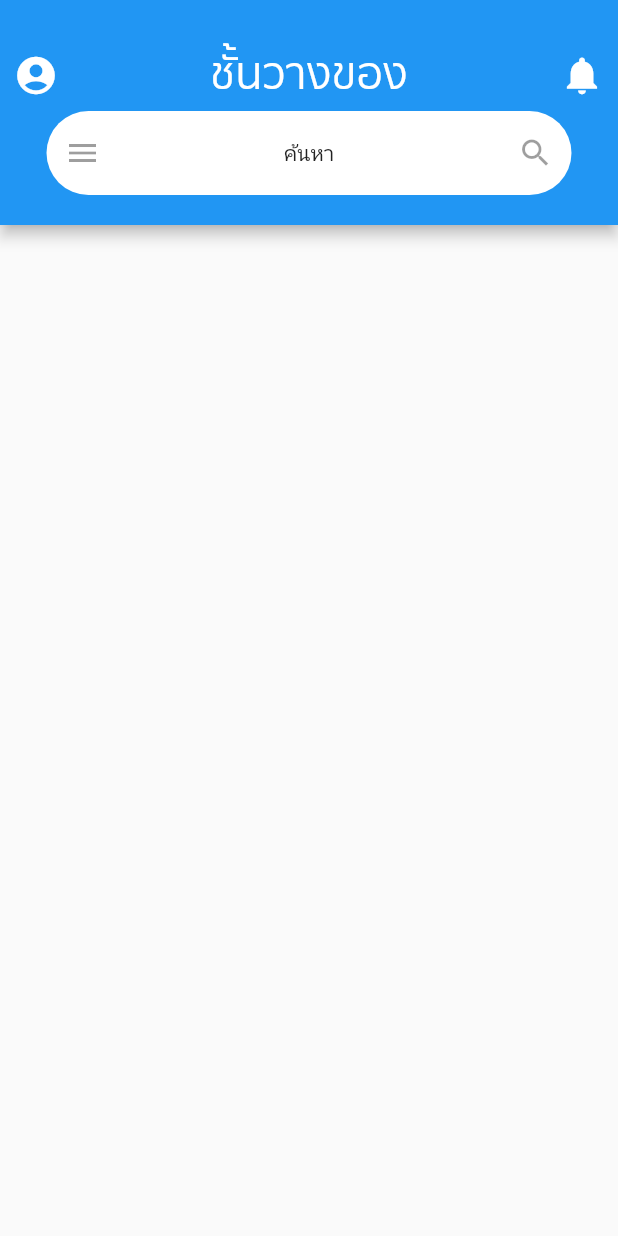
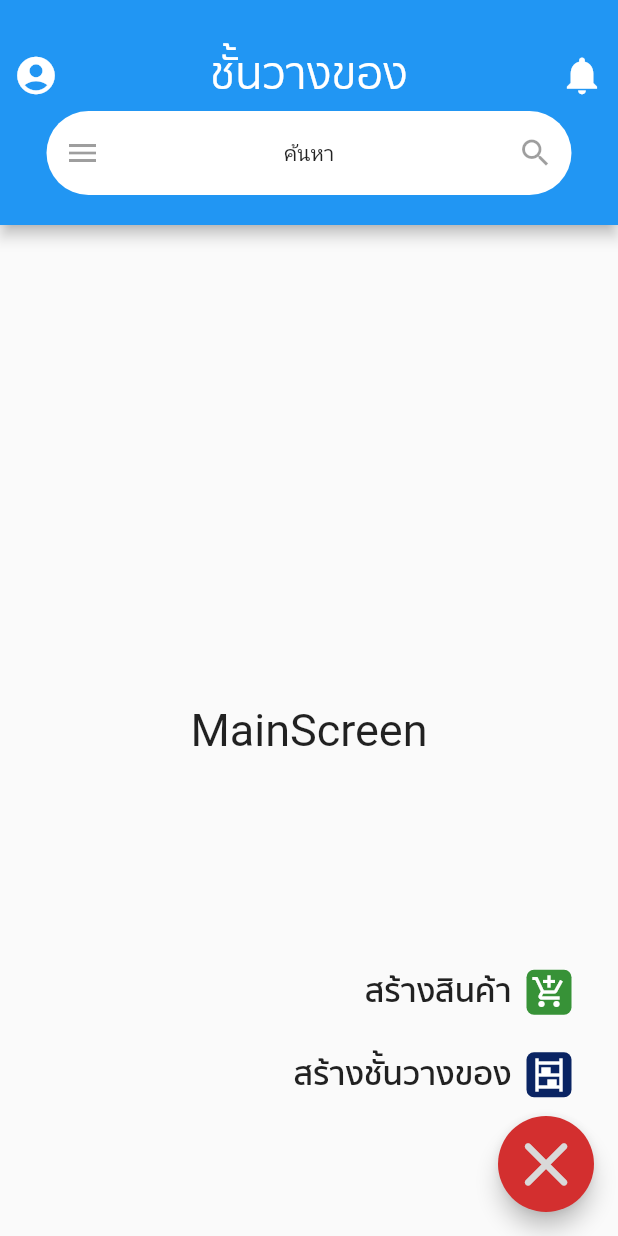
Before and after one commit to teerasit45/NOI-2022, a Flutter app: the screen it shows after launch, on a phone screen of 412 x 824 dp. Run offline on Flutter 3.47's test engine with Material 2 defaults, Android fonts, the phone set to English and light mode, and no system bars.

Commit message:
"Create Expandable FAB Button"

```diff
--- /dev/null
+++ b/app-color/AppColor.dart
@@ -0,0 +1,4 @@
+import 'dart:ui';
+
+
+var mainColor = const Color.fromRGBO(10, 36, 99, 1);
--- /dev/null
+++ b/lib/src/feature/main-screen-feature/presentation/expandable-FAB.dart
@@ -0,0 +1,121 @@
+import 'package:flutter/cupertino.dart';
+import 'package:flutter/material.dart';
+
+class AddExpandleFAB extends StatefulWidget {
+  const AddExpandleFAB({Key? key}) : super(key: key);
+
+  @override
+  State<AddExpandleFAB> createState() => _AddExpandleFABState();
+}
+
+bool isOpen = true;
+
+class _AddExpandleFABState extends State<AddExpandleFAB> {
+  //Use this for determined close or open
+
+  void pressAddBtn() {
+    //Handle Add Btn Behavior
+    setState(() {
+      isOpen = !isOpen;
+    });
+  }
+
+  @override
+  Widget build(BuildContext context) {
+    return Column(
+      mainAxisAlignment: MainAxisAlignment.end,
+      crossAxisAlignment: CrossAxisAlignment.end,
+      children: [
+        FABSubMenu(
+            menuName: "สร้างสินค้า",
+            menuIcon: Icons.add_shopping_cart,
+            menuIconColor: Color.fromRGBO(55, 146, 55, 1)
+        ),
+        FABSubMenu(
+          menuName: "สร้างชั้นวางของ",
+          menuIcon: Icons.shelves,
+          menuIconColor: Color.fromRGBO(10, 36, 99, 1),
+        ),
+        SizedBox(
+          width: 64,
+          height: 64,
+          child: FittedBox(
+            child: Column(
+              children: [
+                FloatingActionButton(
+                  backgroundColor: Color.fromRGBO(211, 47, 47, 1),
+                  onPressed: pressAddBtn,
+                  child: Center(
+                      child: Container(
+                          child: Icon(
+                    isOpen ? Icons.close_rounded : Icons.add,
+                    size: 45,
+                    color: Color.fromRGBO(217, 217, 217, 1),
+                  ))),
+                ),
+              ],
+            ),
+          ),
+        ),
+      ],
+    );
+  }
+}
+
+class FABSubMenu extends StatefulWidget {
+  String menuName;
+  IconData menuIcon;
+  Color menuIconColor;
+
+  FABSubMenu(
+      {Key? key,
+      required this.menuName,
+      required this.menuIcon,
+      required this.menuIconColor})
+      : super(key: key);
+
+  @override
+  State<FABSubMenu> createState() => _FABSubMenuState();
+}
+
+class _FABSubMenuState extends State<FABSubMenu> {
+  @override
+  Widget build(BuildContext context) {
+    return Visibility(
+      visible: isOpen,
+      child: GestureDetector(
+        onTap: () => print("${widget.menuName}: Tapped"),
+        child: Container(
+          padding: EdgeInsets.fromLTRB(0, 10, 0, 10),
+          child: Row(mainAxisAlignment: MainAxisAlignment.end, children: [
+            Text(widget.menuName,
+                style: TextStyle(
+                    fontSize: 22,
+                    fontFamily: 'Sukhumvit',
+                    fontWeight: FontWeight.w600)),
+            const SizedBox(
+              width: 10,
+            ),
+            Container(
+              decoration: BoxDecoration(
+                  color: widget.menuIconColor,
+                  borderRadius: BorderRadius.all(Radius.circular(5))),
+              width: 30,
+              height: 30,
+              child: Center(
+                child: Icon(
+                  widget.menuIcon as IconData?,
+                  color: Colors.white,
+                  size: 24,
+                ),
+              ),
+            ),
+            const SizedBox(
+              width: 15,
+            )
+          ]),
+        ),
+      ),
+    );
+  }
+}
--- /dev/null
+++ b/lib/src/feature/main-screen-feature/presentation/main-screen-body.dart
@@ -0,0 +1,22 @@
+import 'package:flutter/material.dart';
+
+class MainScreenColumn extends StatefulWidget {
+  const MainScreenColumn({Key? key}) : super(key: key);
+
+  @override
+  State<MainScreenColumn> createState() => _MainScreenColumnState();
+}
+
+class _MainScreenColumnState extends State<MainScreenColumn> {
+  @override
+  Widget build(BuildContext context) {
+    return Container(
+      child: Center(
+        child: Column(
+          mainAxisAlignment: MainAxisAlignment.center,
+          children: [Text("MainScreen",style: TextStyle(fontSize: 30,fontWeight: FontWeight.w400),)],
+        ),
+      ),
+    );
+  }
+}
--- a/lib/src/feature/main-screen-feature/presentation/main_screen.dart
+++ b/lib/src/feature/main-screen-feature/presentation/main_screen.dart
@@ -1,7 +1,8 @@
 import 'package:flutter/material.dart';
 import 'package:flutter/widgets.dart';
-import './appbar.dart';
-
+import 'package:noi/src/feature/main-screen-feature/presentation/expandable-FAB.dart';
+import './appbar-widgets.dart';
+import './main-screen-body.dart';
 class MainScreen extends StatefulWidget {
   const MainScreen({super.key, required this.title});
 
@@ -21,7 +22,6 @@ class MainScreen extends StatefulWidget {
 }
 
 class _MainScreenState extends State<MainScreen> {
-
   @override
   Widget build(BuildContext context) {
     // This method is rerun every time setState is called, for instance as done
@@ -35,6 +35,9 @@ class _MainScreenState extends State<MainScreen> {
         preferredSize: Size.fromHeight(150.0), // here the desired height
         child: mainAppbar,
       ),
+      body: Center(
+        child: MainScreenColumn(),
+      ),floatingActionButton: AddExpandleFAB(),
     );
   }
 }
```
Also changed, not shown: lib/src/feature/main-screen-feature/presentation/appbar-widgets.dart (renamed from lib/src/feature/main-screen-feature/presentation/appbar.dart, +7 -11 lines).
